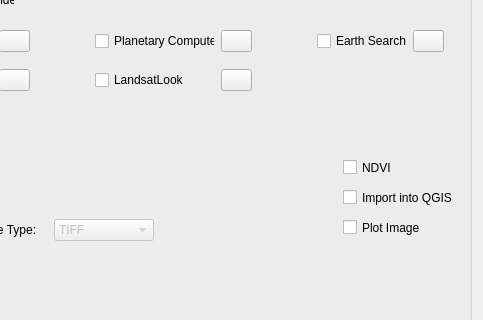
The window that sathub_ai_dialog_base.ui (theokretz/SatHubAI) describes before a commit, drawn with Qt 5; both pictures show x 128 to 611 and y 152 to 472 of the 611 by 873 pixel window.
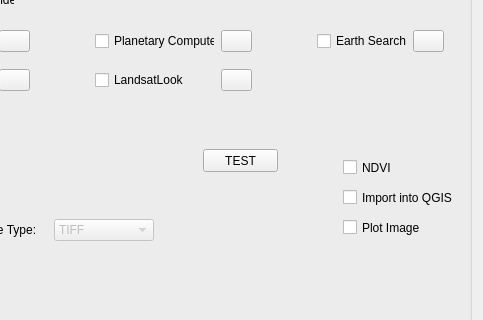
The same window after the commit. Icons and pictures are not drawn. Custom widgets are drawn as their Qt base class.

Diff of the .ui file:
```diff
--- a/sathub_ai_dialog_base.ui
+++ b/sathub_ai_dialog_base.ui
@@ -502,6 +502,19 @@
        <string>Select Satellite Provider:</string>
       </property>
      </widget>
+     <widget class="QPushButton" name="pb_test">
+      <property name="geometry">
+       <rect>
+        <x>320</x>
+        <y>290</y>
+        <width>75</width>
+        <height>23</height>
+       </rect>
+      </property>
+      <property name="text">
+       <string>TEST</string>
+      </property>
+     </widget>
     </widget>
    </item>
   </layout>
```
